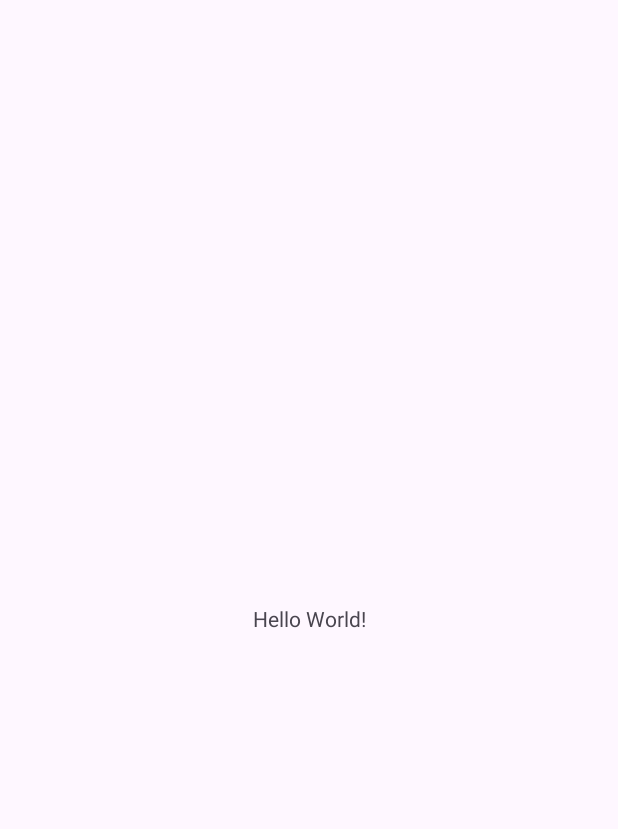
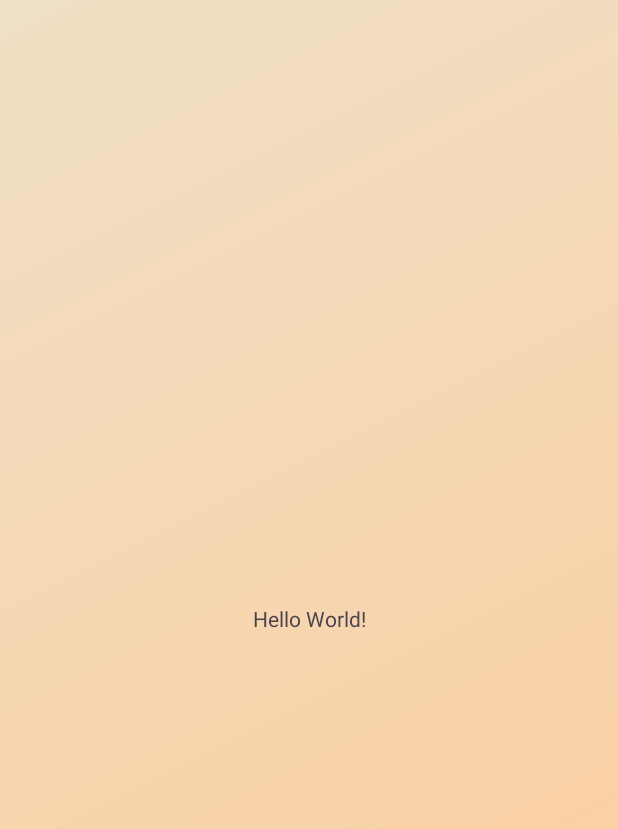
Before and after one commit to IlliaPopov1791/PetasosExpress, an Android app: the screen it shows after launch (MainActivity), on a phone screen of 412 x 824 dp. Before the commit the part shown is almost empty. Shown: the top 829 px of the screen. Run offline under Robolectric (Android 15) with nearby library versions, the phone set to English and light mode, and no system bars.

Commit message:
PetasosExpress 0.1 (Color Commit): Added more colors to values. Created main theme and implement it in the main activity_main.xml.

```diff
--- /dev/null
+++ b/app/src/main/res/drawable/main_theme.xml
@@ -0,0 +1,9 @@
+<?xml version="1.0" encoding="utf-8"?>
+<shape xmlns:android="http://schemas.android.com/apk/res/android"
+    android:shape="rectangle" >
+    <gradient
+        android:type="linear"
+        android:angle="135"
+        android:startColor="@color/logo_saturated"
+        android:endColor="@color/logo" />
+</shape>
--- a/app/src/main/res/layout/activity_main.xml
+++ b/app/src/main/res/layout/activity_main.xml
@@ -4,6 +4,7 @@
     xmlns:tools="http://schemas.android.com/tools"
     android:layout_width="match_parent"
     android:layout_height="match_parent"
+    android:background="@drawable/main_theme"
     tools:context=".MainActivity">
 
     <TextView
```
Also changed, not shown: app/src/main/res/values/colors.xml (+35 -0 lines).
